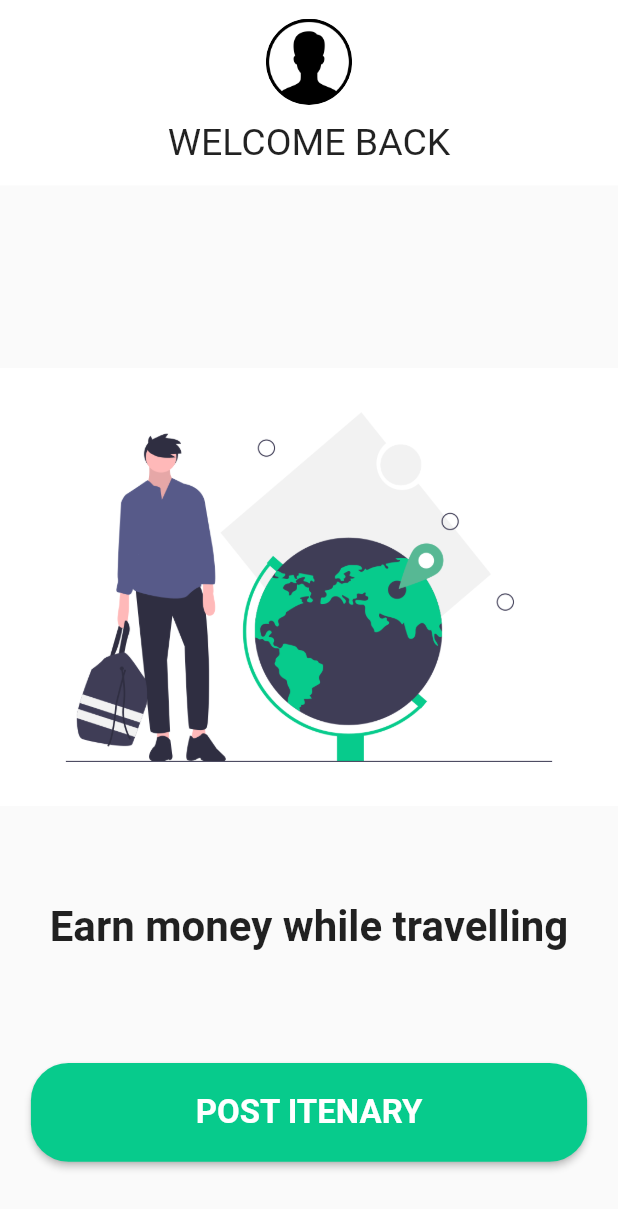
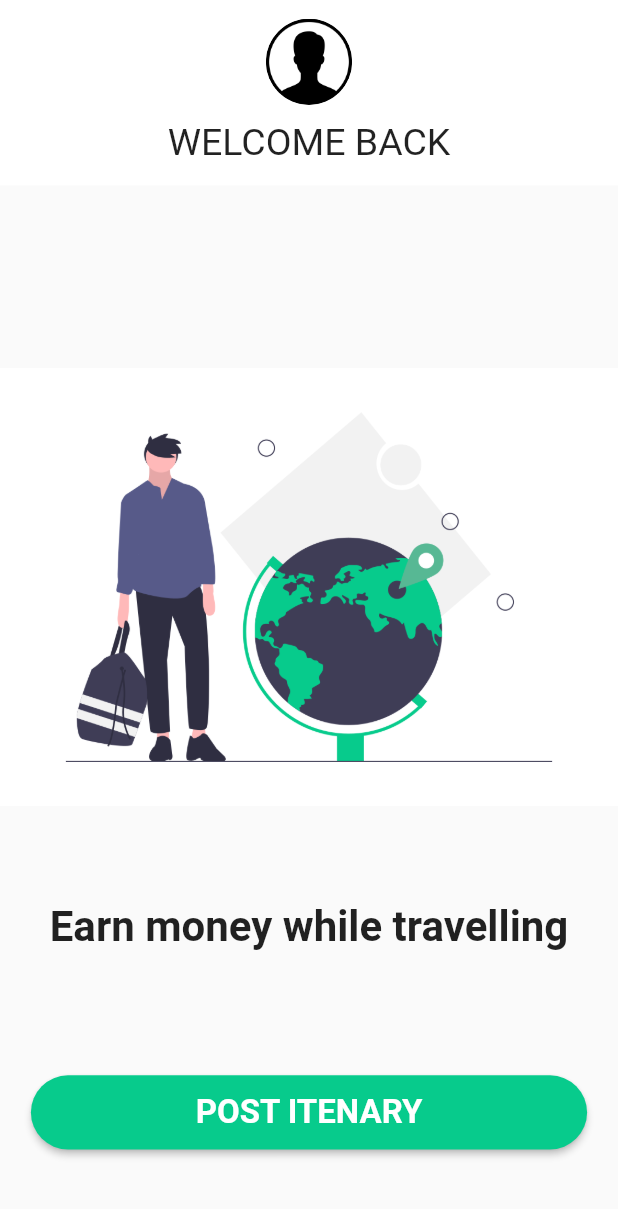
Before and after one commit to vitaprojects/Mobile-App, a Flutter app: the HomePage screen opened directly, on a phone screen of 412 x 824 dp. Shown: the top 1209 px of the screen. Run offline on Flutter 3.47's test engine with Material 2 defaults, Android fonts, the phone set to English and light mode, and no system bars; drawn by our look-alikes of auto_size_text, liquid_swipe; our stand-ins replace flutter_swiper, get.

```diff
--- a/lib/customWidgets/ModeSelectionWidget.dart
+++ b/lib/customWidgets/ModeSelectionWidget.dart
@@ -92,7 +92,7 @@ class ModeSelectionWidget extends StatelessWidget {
                 ),
                 onPressed: methodInButton,
                 child: Container(
-                  height: blockHeight * 8,
+                  height: blockHeight * 6,
                   // color: Colors.green,
                   alignment: Alignment.center,
                   child: Container(
--- a/lib/ui/LoginPage.dart
+++ b/lib/ui/LoginPage.dart
@@ -102,7 +102,7 @@ class _LoginPageState extends State<LoginPage> {
                               Get.to(HomePage());
                             },
                             child: Container(
-                              height: blockHeight * 8,
+                              height: blockHeight * 6,
                               // color: Colors.green,
                               alignment: Alignment.center,
                               child: Container(
--- a/lib/ui/SignUpPage.dart
+++ b/lib/ui/SignUpPage.dart
@@ -102,7 +102,7 @@ class _SignUpPageState extends State<SignUpPage> {
                             Get.to(HomePage());
                           },
                           child: Container(
-                            height: blockHeight * 8,
+                            height: blockHeight * 6,
                             // color: Colors.green,
                             alignment: Alignment.center,
                             child: Container(
```
